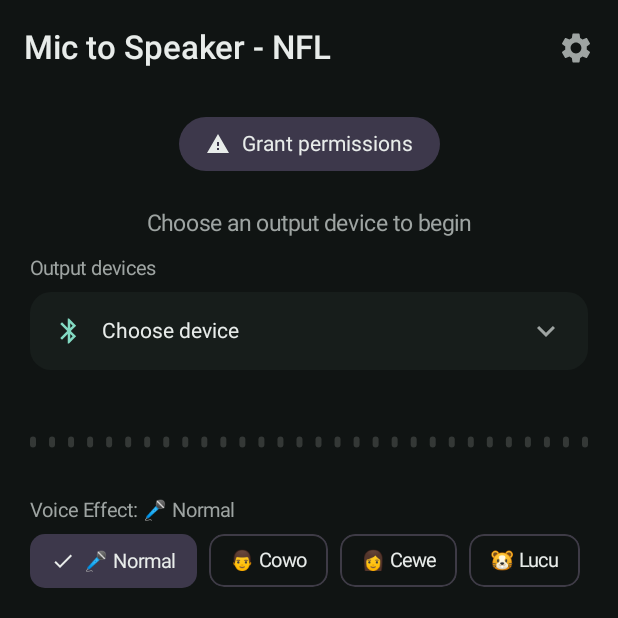
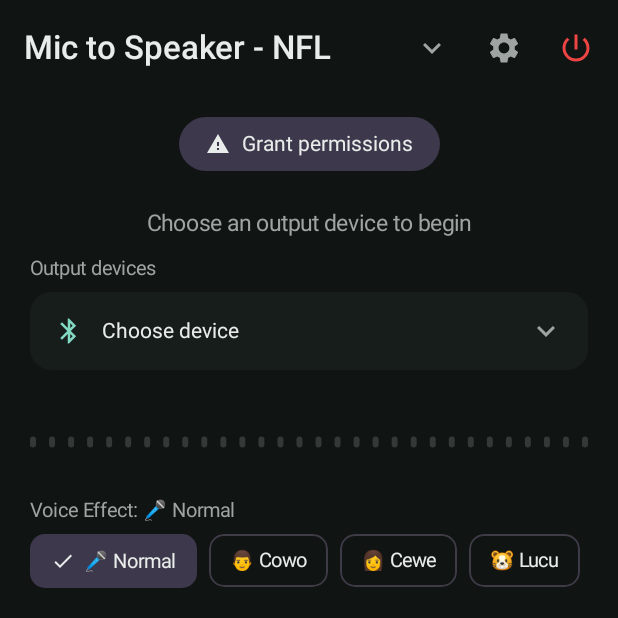
Before and after one commit to naufalirfan/MicToSpeaker, an Android app built with Jetpack Compose: the composable MainScreen shown on its own in the app's theme, on a phone screen of 412 x 824 dp, the top half of it. Run offline under Robolectric (Android 15) with nearby library versions, the phone set to English and light mode, and no system bars; 4 statements that could not run were skipped.

Commit message:
feat: Add Exit and Minimize buttons, update v1.0.8

```diff
--- a/app/build.gradle.kts
+++ b/app/build.gradle.kts
@@ -13,8 +13,8 @@ android {
         applicationId = "com.example.mictospeaker"
         minSdk = 26
         targetSdk = 35
-        versionCode = 8
-        versionName = "1.0.7"
+        versionCode = 9
+        versionName = "1.0.8"
 
         externalNativeBuild {
             cmake {
--- a/app/src/main/java/com/example/mictospeaker/ui/screens/MainScreen.kt
+++ b/app/src/main/java/com/example/mictospeaker/ui/screens/MainScreen.kt
@@ -48,7 +48,9 @@ fun MainScreen(
     onPresetChange: (SoundPreset) -> Unit,
     onRouteChange: (OutputRoute) -> Unit,
     onSelectDevice: (OutputDeviceItem) -> Unit,
-    onRefreshDevices: () -> Unit
+    onRefreshDevices: () -> Unit,
+    onExit: () -> Unit = {},
+    onMinimize: () -> Unit = {}
 ) {
     var showDeviceSheet by remember { mutableStateOf(false) }
 
@@ -59,8 +61,14 @@ fun MainScreen(
                 title = { Text("Mic to Speaker - NFL", color = TextPrimary, fontWeight = FontWeight.SemiBold) },
                 colors = TopAppBarDefaults.topAppBarColors(containerColor = BgDark),
                 actions = {
+                    IconButton(onClick = onMinimize) {
+                        Icon(Icons.Default.KeyboardArrowDown, contentDescription = "Minimize", tint = TextSecondary)
+                    }
                     IconButton(onClick = onOpenSettings) {
                         Icon(Icons.Default.Settings, contentDescription = "Settings", tint = TextSecondary)
+                    }
+                    IconButton(onClick = onExit) {
+                        Icon(Icons.Default.PowerSettingsNew, contentDescription = "Exit", tint = Color(0xFFEF4444))
                     }
                 }
             )
```
Also changed, not shown: app/src/main/java/com/example/mictospeaker/MainActivity.kt (+20 -2 lines), app/src/main/java/com/example/mictospeaker/ui/screens/SettingsScreen.kt (+12 -2 lines), 1 other file.
